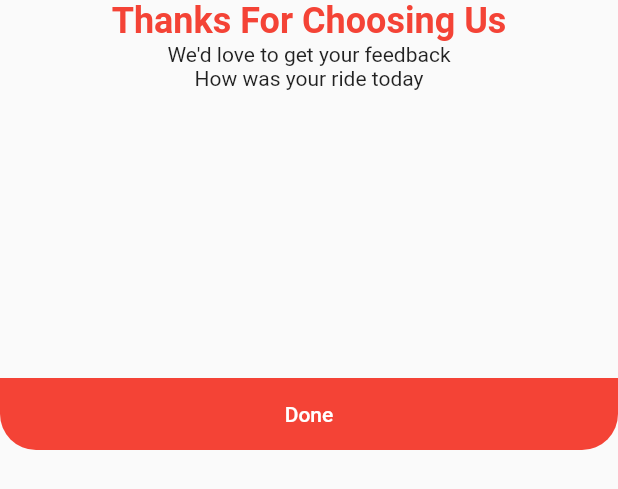
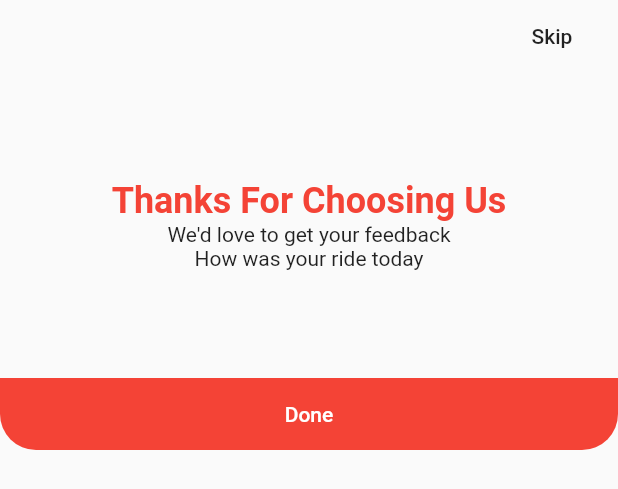
Before and after one commit to Danushan99/Rationg-Dialog-flutter, a Flutter app: the RatingView widget shown alone on an empty page, opened directly, on a phone screen of 412 x 824 dp. Shown: the top 489 px of the screen. Run offline on Flutter 3.47's test engine with Material 2 defaults, Android fonts, the phone set to English and light mode, and no system bars.

Commit message:
skip btn

```diff
--- a/lib/rating_view.dart
+++ b/lib/rating_view.dart
@@ -32,6 +32,7 @@ class _RatingViewState extends State<RatingView> {
               ],
             ),
           ),
+          //thanks note
           Positioned(
             bottom: 0,
             left: 0,
@@ -43,6 +44,14 @@ class _RatingViewState extends State<RatingView> {
                 child: Text('Done'),
                 textColor: Colors.white,
               ),
+            ),
+          ),
+          //skip button
+          Positioned(
+              right: 0,
+              child: MaterialButton(
+                onPressed: () {},
+                child: Text("Skip"),
               ))
         ],
       ),
@@ -51,6 +60,8 @@ class _RatingViewState extends State<RatingView> {
 
   _buildThanksNote() {
     return Column(
+      mainAxisSize: MainAxisSize.min,
+      mainAxisAlignment: MainAxisAlignment.center,
       children: const [
         Text(
           "Thanks For Choosing Us",
```
Lines whose indentation alone changed are shown as unchanged.
